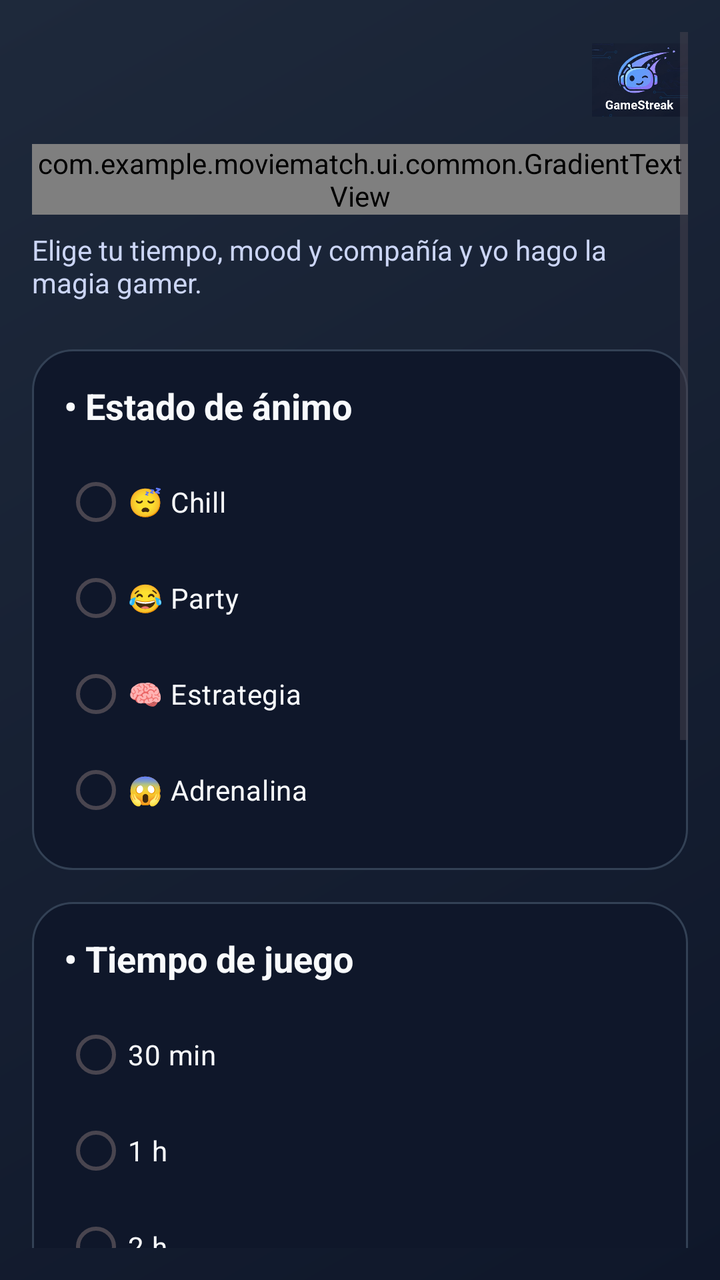
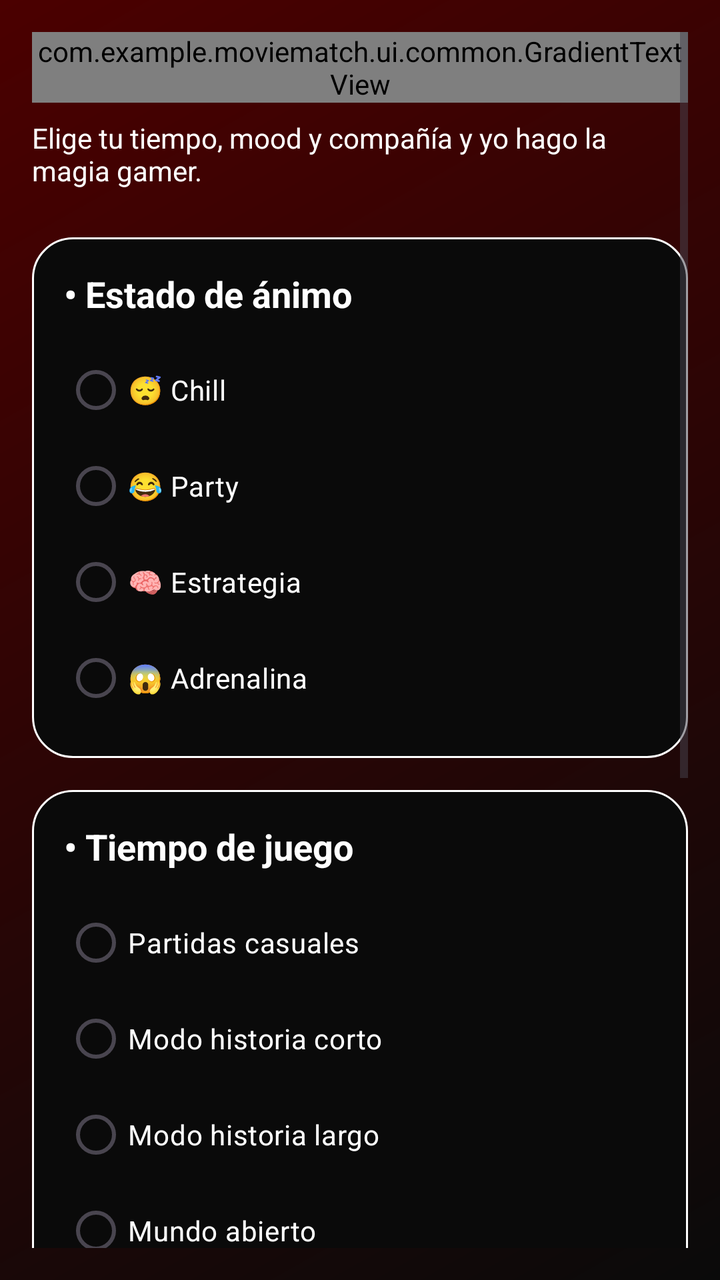

Two renders of the same Android screen: before a commit and after it. Below are the layout's source before the change and the commit's diff.
<!-- AndroidManifest.xml: application theme Theme.MovieMatch -->
<!-- res/layout/fragment_home.xml -->
<?xml version="1.0" encoding="utf-8"?>
<ScrollView xmlns:android="http://schemas.android.com/apk/res/android"
    xmlns:app="http://schemas.android.com/apk/res-auto"
    xmlns:tools="http://schemas.android.com/tools"
    android:id="@+id/scrollHome"
    android:layout_width="match_parent"
    android:layout_height="match_parent"
    android:background="@drawable/bg_app_gradient"
    android:fillViewport="true"
    android:padding="16dp"
    tools:context=".ui.inicio.InicioFragment">

    <LinearLayout
        android:layout_width="match_parent"
        android:layout_height="wrap_content"
        android:orientation="vertical"
        android:paddingBottom="32dp">

        <ImageView
            android:id="@+id/imgHomeLogo"
            android:layout_width="48dp"
            android:layout_height="48dp"
            android:layout_gravity="end"
            android:layout_marginBottom="8dp"
            android:contentDescription="@string/app_name"
            android:src="@drawable/loguito" />

        <com.example.moviematch.ui.common.GradientTextView
            android:id="@+id/txtHomeTitle"
            android:layout_width="wrap_content"
            android:layout_height="wrap_content"
            android:fontFamily="sans-serif"
            android:text="@string/home_title"
            android:textColor="@color/text_primary"
            android:textSize="28sp"
            android:textStyle="bold"
            android:layout_marginBottom="8dp" />

        <TextView
            android:id="@+id/txtHomeSubtitle"
            android:layout_width="wrap_content"
            android:layout_height="wrap_content"
            android:fontFamily="sans-serif"
            android:text="@string/home_subtitle"
            android:textColor="@color/text_secondary"
            android:textSize="14sp"
            android:layout_marginBottom="24dp" />

        <LinearLayout
            android:layout_width="match_parent"
            android:layout_height="wrap_content"
            android:background="@drawable/bg_section_card"
            android:orientation="vertical"
            android:padding="16dp"
            android:layout_marginBottom="16dp">

            <TextView
                android:layout_width="wrap_content"
                android:layout_height="wrap_content"
                android:fontFamily="sans-serif"
                android:text="@string/home_mood_label"
                android:textColor="@color/text_primary"
                android:textSize="18sp"
                android:textStyle="bold"
                android:layout_marginBottom="12dp" />

            <RadioGroup
                android:id="@+id/radioGroupMood"
                android:layout_width="match_parent"
                android:layout_height="wrap_content"
                android:orientation="vertical">

                <com.google.android.material.radiobutton.MaterialRadioButton
                    android:id="@+id/radioMoodRelax"
                    android:layout_width="wrap_content"
                    android:layout_height="wrap_content"
                    android:textColor="@color/text_primary"
                    android:text="@string/home_mood_relax" />

                <com.google.android.material.radiobutton.MaterialRadioButton
                    android:id="@+id/radioMoodRisa"
                    android:layout_width="wrap_content"
                    android:layout_height="wrap_content"
                    android:textColor="@color/text_primary"
                    android:text="@string/home_mood_laugh" />

                <com.google.android.material.radiobutton.MaterialRadioButton
                    android:id="@+id/radioMoodPensar"
                    android:layout_width="wrap_content"
                    android:layout_height="wrap_content"
                    android:textColor="@color/text_primary"
                    android:text="@string/home_mood_think" />

                <com.google.android.material.radiobutton.MaterialRadioButton
                    android:id="@+id/radioMoodSusto"
                    android:layout_width="wrap_content"
                    android:layout_height="wrap_content"
                    android:textColor="@color/text_primary"
                    android:text="@string/home_mood_scare" />

            </RadioGroup>

        </LinearLayout>

        <LinearLayout
            android:layout_width="match_parent"
            android:layout_height="wrap_content"
            android:background="@drawable/bg_section_card"
            android:orientation="vertical"
            android:padding="16dp"
            android:layout_marginBottom="16dp">

            <TextView
                android:layout_width="wrap_content"
                android:layout_height="wrap_content"
                android:fontFamily="sans-serif"
                android:text="@string/home_time_label"
                android:textColor="@color/text_primary"
                android:textSize="18sp"
                android:textStyle="bold"
                android:layout_marginBottom="12dp" />

            <RadioGroup
                android:id="@+id/radioGroupTime"
                android:layout_width="match_parent"
                android:layout_height="wrap_content"
                android:orientation="vertical">

                <com.google.android.material.radiobutton.MaterialRadioButton
                    android:id="@+id/radioTime30"
                    android:layout_width="wrap_content"
                    android:layout_height="wrap_content"
                    android:textColor="@color/text_primary"
                    android:text="@string/home_time_30" />

                <com.google.android.material.radiobutton.MaterialRadioButton
                    android:id="@+id/radioTime60"
                    android:layout_width="wrap_content"
                    android:layout_height="wrap_content"
                    android:textColor="@color/text_primary"
                    android:text="@string/home_time_60" />

                <com.google.android.material.radiobutton.MaterialRadioButton
                    android:id="@+id/radioTime90"
                    android:layout_width="wrap_content"
                    android:layout_height="wrap_content"
                    android:textColor="@color/text_primary"
                    android:text="@string/home_time_90" />

                <com.google.android.material.radiobutton.MaterialRadioButton
                    android:id="@+id/radioTime120"
                    android:layout_width="wrap_content"
                    android:layout_height="wrap_content"
                    android:textColor="@color/text_primary"
                    android:text="@string/home_time_120" />

            </RadioGroup>

        </LinearLayout>

        <LinearLayout
            android:layout_width="match_parent"
            android:layout_height="wrap_content"
            android:background="@drawable/bg_section_card"
            android:orientation="vertical"
            android:padding="16dp"
            android:layout_marginBottom="24dp">

            <TextView
                android:layout_width="wrap_content"
                android:layout_height="wrap_content"
                android:fontFamily="sans-serif"
                android:text="@string/home_company_label"
                android:textColor="@color/text_primary"
                android:textSize="18sp"
                android:textStyle="bold"
                android:layout_marginBottom="12dp" />

            <RadioGroup
                android:id="@+id/radioGroupCompany"
                android:layout_width="match_parent"
                android:layout_height="wrap_content"
                android:orientation="vertical">

                <com.google.android.material.radiobutton.MaterialRadioButton
                    android:id="@+id/radioSolo"
                    android:layout_width="wrap_content"
                    android:layout_height="wrap_content"
                    android:textColor="@color/text_primary"
                    android:text="@string/home_company_solo" />

                <com.google.android.material.radiobutton.MaterialRadioButton
                    android:id="@+id/radioPareja"
                    android:layout_width="wrap_content"
                    android:layout_height="wrap_content"
                    android:textColor="@color/text_primary"
                    android:text="@string/home_company_couple" />

                <com.google.android.material.radiobutton.MaterialRadioButton
                    android:id="@+id/radioAmigos"
                    android:layout_width="wrap_content"
                    android:layout_height="wrap_content"
                    android:textColor="@color/text_primary"
                    android:text="@string/home_company_friends" />

                <com.google.android.material.radiobutton.MaterialRadioButton
                    android:id="@+id/radioFamilia"
                    android:layout_width="wrap_content"
                    android:layout_height="wrap_content"
                    android:textColor="@color/text_primary"
                    android:text="@string/home_company_family" />

            </RadioGroup>

        </LinearLayout>

        <LinearLayout
            android:layout_width="match_parent"
            android:layout_height="wrap_content"
            android:orientation="horizontal"
            android:weightSum="2"
            android:layout_marginTop="8dp">

            <com.google.android.material.button.MaterialButton
                android:id="@+id/btnBuscarPelicula"
                style="@style/AppButton.Primary"
                android:layout_width="0dp"
                android:layout_height="wrap_content"
                android:layout_weight="1"
                android:text="@string/home_search_button"
                android:textAllCaps="false"
                android:textStyle="bold" />

            <com.google.android.material.button.MaterialButton
                android:id="@+id/btnModoGrupo"
                style="@style/AppButton.Outline"
                android:layout_width="0dp"
                android:layout_height="wrap_content"
                android:layout_weight="1"
                android:layout_marginStart="12dp"
                android:text="@string/home_group_mode_button"
                android:textAllCaps="false"
                android:textStyle="bold" />

        </LinearLayout>

    </LinearLayout>

</ScrollView>
<!-- resources referenced by this layout -->
<resources>
  <color name="text_primary">#F8FAFC</color>
  <color name="text_secondary">#CBD5F5</color>
  <!-- drawable bg_app_gradient (drawable) -->
  <shape xmlns:android="http://schemas.android.com/apk/res/android"
      android:shape="rectangle">
      <gradient
          android:type="linear"
          android:startColor="@color/bg_main_start"
          android:endColor="@color/bg_main_end"
          android:angle="135" />
  </shape>
  <!-- drawable bg_section_card (drawable) -->
  <shape xmlns:android="http://schemas.android.com/apk/res/android"
      android:shape="rectangle">
      <solid android:color="@color/bg_main_start" />
      <stroke
          android:width="1dp"
          android:color="@color/chip_border" />
      <corners android:radius="20dp" />
  </shape>
  <!-- drawable loguito: png bitmap (drawable, 102137 bytes) -->
  <string name="app_name">GameStreak</string>
  <string name="home_company_couple">Dúo</string>
  <string name="home_company_family">Familia</string>
  <string name="home_company_friends">Amigos</string>
  <string name="home_company_label">• ¿Con quién juegas?</string>
  <string name="home_company_solo">Solo</string>
  <string name="home_group_mode_button">Modo grupo</string>
  <string name="home_mood_label">• Estado de ánimo</string>
  <string name="home_mood_laugh">😂 Party</string>
  <string name="home_mood_relax">😴 Chill</string>
  <string name="home_mood_scare">😱 Adrenalina</string>
  <string name="home_mood_think">🧠 Estrategia</string>
  <string name="home_search_button">Buscar juego</string>
  <string name="home_subtitle">Elige tu tiempo, mood y compañía y yo hago la magia gamer.</string>
  <string name="home_time_120">4 h+</string>
  <string name="home_time_30">30 min</string>
  <string name="home_time_60">1 h</string>
  <string name="home_time_90">2 h</string>
  <string name="home_time_label">• Tiempo de juego</string>
  <string name="home_title">¿Qué jugamos hoy?</string>
  <style name="AppButton.Outline" parent="Widget.MaterialComponents.Button">
          <item name="android:background">@drawable/bg_button_outline</item>
          <item name="backgroundTint">@null</item>
          <item name="android:textColor">@color/text_primary</item>
          <item name="android:insetLeft">0dp</item>
          <item name="android:insetRight">0dp</item>
          <item name="android:insetTop">0dp</item>
          <item name="android:insetBottom">0dp</item>
          
      </style>
  <style name="Theme.MovieMatch" parent="Base.Theme.MovieMatch" />
  <color name="bg_main_start">#0F172A</color>
  <color name="bg_main_end">#1E293B</color>
  <color name="chip_border">#334155</color>
  <!-- drawable bg_button_outline (drawable) -->
  <shape xmlns:android="http://schemas.android.com/apk/res/android"
      android:shape="rectangle">
      <solid android:color="@color/button_outline_bg" />
      <stroke
          android:width="2dp"
          android:color="@color/accent_cyan" />
      <corners android:radius="24dp" />
  </shape>
  <!-- drawable bg_button_primary_gradient (drawable) -->
  <shape xmlns:android="http://schemas.android.com/apk/res/android"
      android:shape="rectangle">
      <gradient
          android:startColor="@color/accent_cyan"
          android:endColor="@color/accent_purple"
          android:angle="0" />
      <corners android:radius="24dp" />
  </shape>
  <color name="text_on_accent">#0B1120</color>
  <style name="Base.Theme.MovieMatch" parent="Theme.Material3.DayNight.NoActionBar">
          
          
          <item name="android:statusBarColor">@color/bg_main_start</item>
          <item name="android:windowLightStatusBar">false</item>
      </style>
  <color name="button_outline_bg">#0B1120</color>
  <color name="accent_cyan">#60A5FA</color>
  <color name="accent_purple">#A78BFA</color>
  <!-- unchanged entries left out for length: 1 -->
</resources>

<!-- the commit's change to res/layout/fragment_home.xml (unified diff, before → after) -->
@@ -16,15 +16,6 @@
         android:orientation="vertical"
         android:paddingBottom="32dp">
 
-        <ImageView
-            android:id="@+id/imgHomeLogo"
-            android:layout_width="48dp"
-            android:layout_height="48dp"
-            android:layout_gravity="end"
-            android:layout_marginBottom="8dp"
-            android:contentDescription="@string/app_name"
-            android:src="@drawable/loguito" />
-
         <com.example.moviematch.ui.common.GradientTextView
             android:id="@+id/txtHomeTitle"
             android:layout_width="wrap_content"
@@ -218,30 +209,17 @@
             android:layout_width="match_parent"
             android:layout_height="wrap_content"
             android:orientation="horizontal"
-            android:weightSum="2"
             android:layout_marginTop="8dp">
 
             <com.google.android.material.button.MaterialButton
                 android:id="@+id/btnBuscarPelicula"
                 style="@style/AppButton.Primary"
-                android:layout_width="0dp"
-                android:layout_height="wrap_content"
-                android:layout_weight="1"
+                android:layout_width="match_parent"
+                android:layout_height="wrap_content"
                 android:text="@string/home_search_button"
                 android:textAllCaps="false"
                 android:textStyle="bold" />
 
-            <com.google.android.material.button.MaterialButton
-                android:id="@+id/btnModoGrupo"
-                style="@style/AppButton.Outline"
-                android:layout_width="0dp"
-                android:layout_height="wrap_content"
-                android:layout_weight="1"
-                android:layout_marginStart="12dp"
-                android:text="@string/home_group_mode_button"
-                android:textAllCaps="false"
-                android:textStyle="bold" />
-
         </LinearLayout>
 
     </LinearLayout>
<!-- resource entries referenced after the edit -->
@@ -1,7 +1,7 @@
 <!-- resources referenced by this layout -->
 <resources>
-  <color name="text_primary">#F8FAFC</color>
-  <color name="text_secondary">#CBD5F5</color>
+  <color name="text_primary">#FFFFFF</color>
+  <color name="text_secondary">#FFFFFF</color>
   <!-- drawable bg_app_gradient (drawable) -->
   <shape xmlns:android="http://schemas.android.com/apk/res/android"
       android:shape="rectangle">
@@ -20,14 +20,11 @@
           android:color="@color/chip_border" />
       <corners android:radius="20dp" />
   </shape>
-  <!-- drawable loguito: png bitmap (drawable, 102137 bytes) -->
-  <string name="app_name">GameStreak</string>
   <string name="home_company_couple">Dúo</string>
   <string name="home_company_family">Familia</string>
   <string name="home_company_friends">Amigos</string>
   <string name="home_company_label">• ¿Con quién juegas?</string>
   <string name="home_company_solo">Solo</string>
-  <string name="home_group_mode_button">Modo grupo</string>
   <string name="home_mood_label">• Estado de ánimo</string>
   <string name="home_mood_laugh">😂 Party</string>
   <string name="home_mood_relax">😴 Chill</string>
@@ -35,35 +32,16 @@
   <string name="home_mood_think">🧠 Estrategia</string>
   <string name="home_search_button">Buscar juego</string>
   <string name="home_subtitle">Elige tu tiempo, mood y compañía y yo hago la magia gamer.</string>
-  <string name="home_time_120">4 h+</string>
-  <string name="home_time_30">30 min</string>
-  <string name="home_time_60">1 h</string>
-  <string name="home_time_90">2 h</string>
+  <string name="home_time_120">Mundo abierto</string>
+  <string name="home_time_30">Partidas casuales</string>
+  <string name="home_time_60">Modo historia corto</string>
+  <string name="home_time_90">Modo historia largo</string>
   <string name="home_time_label">• Tiempo de juego</string>
   <string name="home_title">¿Qué jugamos hoy?</string>
-  <style name="AppButton.Outline" parent="Widget.MaterialComponents.Button">
-          <item name="android:background">@drawable/bg_button_outline</item>
-          <item name="backgroundTint">@null</item>
-          <item name="android:textColor">@color/text_primary</item>
-          <item name="android:insetLeft">0dp</item>
-          <item name="android:insetRight">0dp</item>
-          <item name="android:insetTop">0dp</item>
-          <item name="android:insetBottom">0dp</item>
-          
-      </style>
   <style name="Theme.MovieMatch" parent="Base.Theme.MovieMatch" />
-  <color name="bg_main_start">#0F172A</color>
-  <color name="bg_main_end">#1E293B</color>
-  <color name="chip_border">#334155</color>
-  <!-- drawable bg_button_outline (drawable) -->
-  <shape xmlns:android="http://schemas.android.com/apk/res/android"
-      android:shape="rectangle">
-      <solid android:color="@color/button_outline_bg" />
-      <stroke
-          android:width="2dp"
-          android:color="@color/accent_cyan" />
-      <corners android:radius="24dp" />
-  </shape>
+  <color name="bg_main_start">#0A0A0A</color>
+  <color name="bg_main_end">#4B0000</color>
+  <color name="chip_border">#FFFFFF</color>
   <!-- drawable bg_button_primary_gradient (drawable) -->
   <shape xmlns:android="http://schemas.android.com/apk/res/android"
       android:shape="rectangle">
@@ -73,16 +51,15 @@
           android:angle="0" />
       <corners android:radius="24dp" />
   </shape>
-  <color name="text_on_accent">#0B1120</color>
+  <color name="text_on_accent">#FFFFFF</color>
   <style name="Base.Theme.MovieMatch" parent="Theme.Material3.DayNight.NoActionBar">
           
           
           <item name="android:statusBarColor">@color/bg_main_start</item>
           <item name="android:windowLightStatusBar">false</item>
       </style>
-  <color name="button_outline_bg">#0B1120</color>
-  <color name="accent_cyan">#60A5FA</color>
-  <color name="accent_purple">#A78BFA</color>
+  <color name="accent_cyan">#E10600</color>
+  <color name="accent_purple">#B00000</color>
   <!-- unchanged entries left out for length: 1 -->
 </resources>
 
